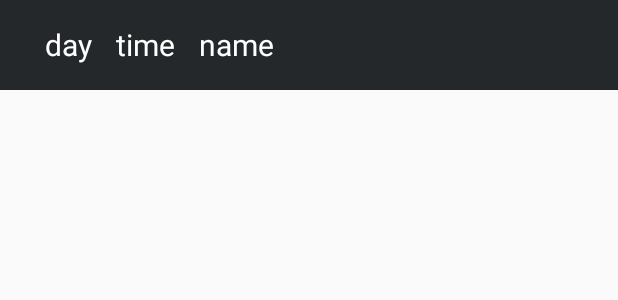
After one commit to Elpoco/p_MapFinder, an Android app: the layout item_list_calendar.xml on its own in the app's theme, with its tools: preview values and no code run, on a phone screen of 412 x 824 dp. The commit adds this screen. Shown: the top 300 px of the screen. Run offline under Robolectric (Android 15) with nearby library versions, the phone set to English and light mode, and no system bars.

Commit message:
Develop calendar

```diff
--- a/app/build.gradle
+++ b/app/build.gradle
@@ -8,8 +8,9 @@ android {
         applicationId "com.elpoco.p_mapfinder"
         minSdkVersion 19
         targetSdkVersion 28
-        versionCode 8
-        versionName "1.7"
+        multiDexEnabled true
+        versionCode 9
+        versionName "1.8"
         testInstrumentationRunner "android.support.test.runner.AndroidJUnitRunner"
     }
     buildTypes {
@@ -40,6 +41,7 @@ dependencies {
     implementation 'com.google.firebase:firebase-messaging:17.3.4'
     implementation 'com.google.firebase:firebase-database:16.0.1'
     implementation 'com.google.firebase:firebase-storage:16.0.1'
+    implementation 'com.android.support:multidex:1.0.3'
 }
 
 apply plugin: 'com.google.gms.google-services'
--- a/app/src/main/AndroidManifest.xml
+++ b/app/src/main/AndroidManifest.xml
@@ -13,10 +13,11 @@
         android:label="@string/app_name"
         android:roundIcon="@drawable/icon_app"
         android:supportsRtl="true"
+        android:name="android.support.multidex.MultiDexApplication"
         android:theme="@style/AppTheme"
         android:usesCleartextTraffic="true">
-        <activity android:name=".CalendarActivity"></activity>
-        <activity android:name=".QnAActivity" />
+        <activity android:name=".CalendarActivity" android:parentActivityName=".MainActivity"></activity>
+        <activity android:name=".QnAActivity" android:parentActivityName=".MainActivity"/>
         <activity
             android:name=".IntroActivity"
             android:screenOrientation="portrait">
--- a/app/src/main/res/layout/activity_calendar.xml
+++ b/app/src/main/res/layout/activity_calendar.xml
@@ -24,10 +24,12 @@
     </android.support.v7.widget.Toolbar>
 
     <android.support.v7.widget.RecyclerView
-        android:id="@+id/calender_rv"
+        android:id="@+id/calendar_rv"
         android:layout_width="match_parent"
         android:layout_marginTop="8dp"
-        android:layout_height="match_parent">
+        android:layout_height="match_parent"
+        app:layoutManager="android.support.v7.widget.LinearLayoutManager"
+        android:orientation="vertical">
 
     </android.support.v7.widget.RecyclerView>
 
--- a/app/src/main/res/layout/activity_main.xml
+++ b/app/src/main/res/layout/activity_main.xml
@@ -19,7 +19,7 @@
         android:layout_gravity="start"
         android:background="@color/mainBackGround"
         app:headerLayout="@layout/drawer_header"
-        app:menu="@menu/drawer_menu"/>
+        app:menu="@menu/drawer_menu" />
 
 
 </android.support.v4.widget.DrawerLayout>
--- /dev/null
+++ b/app/src/main/res/layout/item_list_calendar.xml
@@ -0,0 +1,39 @@
+<?xml version="1.0" encoding="utf-8"?>
+<RelativeLayout xmlns:android="http://schemas.android.com/apk/res/android"
+    android:layout_width="match_parent"
+    android:layout_height="60dp"
+    android:background="@color/listColor">
+
+    <TextView
+        android:id="@+id/calendar_tv_day"
+        android:layout_width="wrap_content"
+        android:layout_height="wrap_content"
+        android:text="day"
+        android:layout_marginRight="16dp"
+        android:layout_centerVertical="true"
+        android:layout_marginLeft="30dp"
+        android:textSize="20sp"
+        android:textColor="@color/colorWhite" />
+
+    <TextView
+        android:id="@+id/calendar_tv_time"
+        android:layout_width="wrap_content"
+        android:layout_height="wrap_content"
+        android:text="time"
+        android:layout_marginRight="16dp"
+        android:textSize="20sp"
+        android:layout_centerVertical="true"
+        android:layout_toRightOf="@id/calendar_tv_day"
+        android:textColor="@color/colorWhite" />
+
+    <TextView
+        android:id="@+id/calendar_tv_name"
+        android:layout_centerVertical="true"
+        android:layout_width="wrap_content"
+        android:layout_height="wrap_content"
+        android:layout_toRightOf="@id/calendar_tv_time"
+        android:text="name"
+        android:textSize="20sp"
+        android:textColor="@color/colorWhite" />
+
+</RelativeLayout>
--- a/app/src/main/res/values/strings.xml
+++ b/app/src/main/res/values/strings.xml
@@ -5,9 +5,9 @@
         - 아이디를 설정할수있게 되었습니다.\n
         - 프로필 사진을 설정할수 있습니다.\n
         - 댓글이 달리면 알림기능이 추가되었습니다.\n
-        - 설정에 문의하기 기능이 생겼습니다. 안되는 기능이나 건의사항 적어주세요.\n\n
+        - 설정에 문의하기 기능이 생겼습니다. 안되는 기능이나 건의사항 적어주세요.\n
+        - 캘린더 기능 추가했습니다 계속 개발할 예정입니다.\n\n
         [개발중인 단계]\n
-        - 캘린더(이번주 안에 구현하도록 하겠습니다.)\n
         - 내 게시물보기\n
         - 거래 게시판\n</string>
 </resources>
--- a/app/src/main/res/values/styles.xml
+++ b/app/src/main/res/values/styles.xml
@@ -10,7 +10,6 @@
 
     <style name="AppTheme.Toolbar">
         <item name="titleTextColor">@color/colorWhite</item>
-        <!--액션바에 놓여질 메뉴아이템버튼들(Up버튼 or 옵션메뉴 버튼들)의 색상-->
         <item name="colorControlNormal">@color/colorWhite</item>
     </style>
 
```
Also changed, not shown: app/src/main/java/com/elpoco/p_mapfinder/CalendarActivity.java (+94 -1 lines), app/src/main/java/com/elpoco/p_mapfinder/CalendarAdapter.java (added, +58 -0 lines), app/src/main/java/com/elpoco/p_mapfinder/CalendarItem.java (added, +25 -0 lines), app/src/main/res/menu/drawer_menu.xml (+9 -3 lines), app/src/main/res/drawable/inventory1.jpg, 1 other file.
